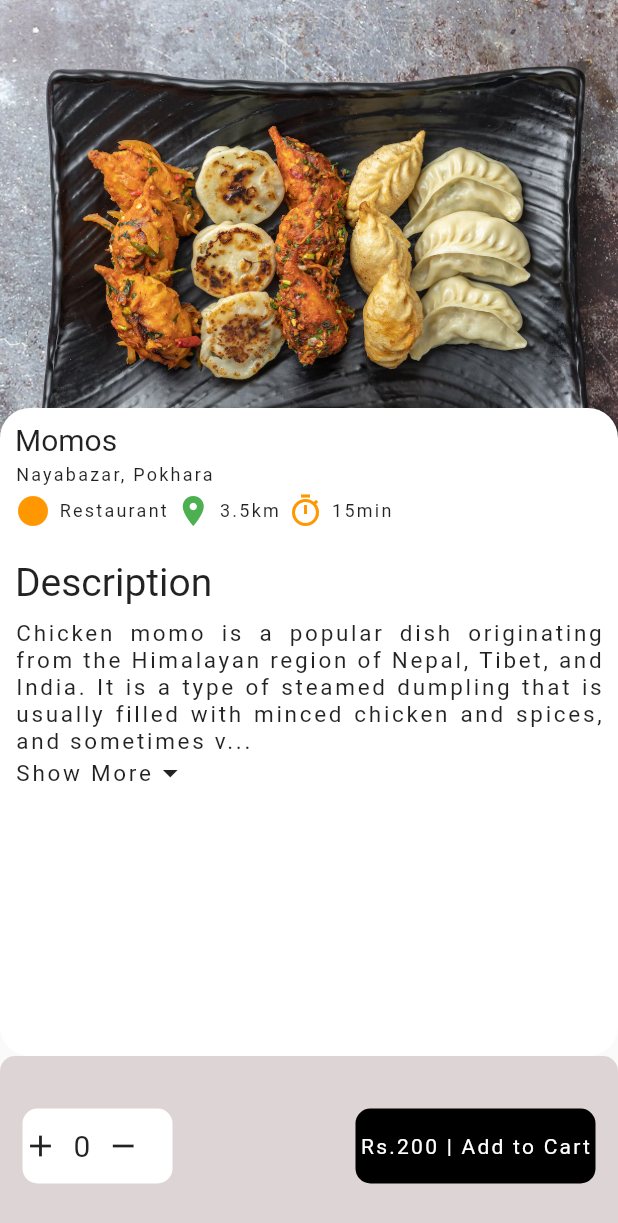
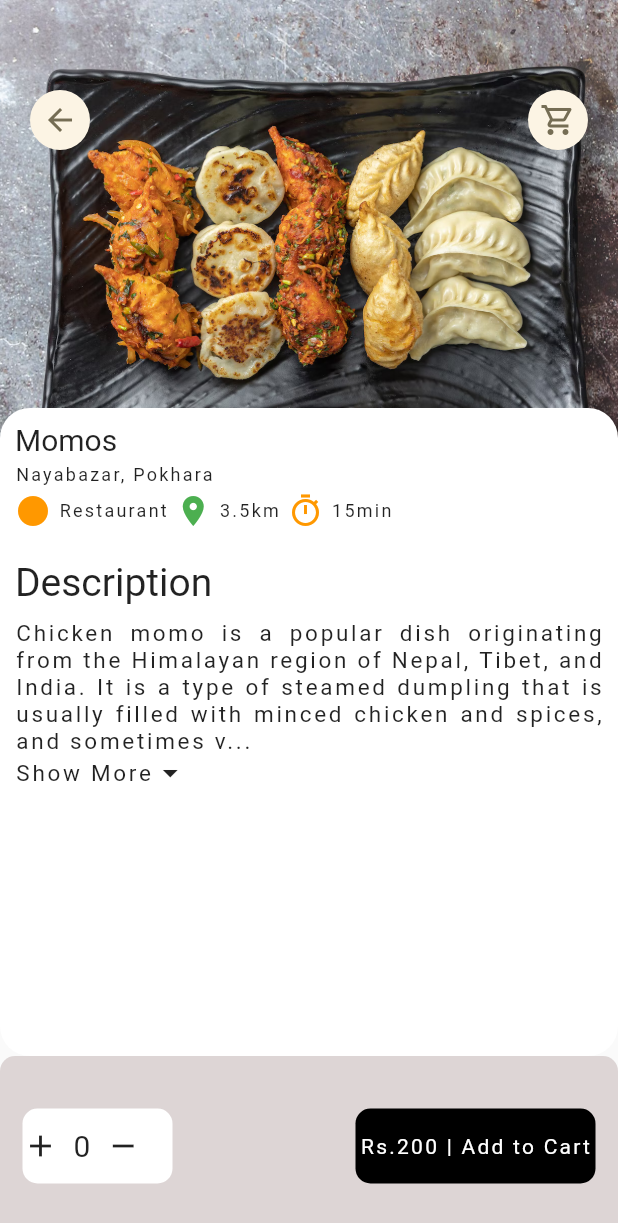
Before and after one commit to ankitsubedi89/food-delivery-app, a Flutter app: the screen it shows after launch, on a phone screen of 412 x 824 dp. Shown: the top 1223 px of the screen. Run offline on Flutter 3.47's test engine with Material 2 defaults, Android fonts, the phone set to English and light mode, and no system bars; our stand-ins replace dots_indicator, flutter_screenutil, get; missing offline and left inert: dart:ffi; Roboto replaces fonts that are missing (Raleway).

Commit message:
icon added in food details

```diff
--- a/lib/pages/food/food_details.dart
+++ b/lib/pages/food/food_details.dart
@@ -2,6 +2,7 @@ import 'package:flutter/material.dart';
 import 'package:flutter_catalog/widgets/add_to_cart.dart';
 import 'package:flutter_catalog/widgets/description_text.dart';
 
+import '../../widgets/app_icon.dart';
 import '../../widgets/big_text.dart';
 import '../../widgets/icon_text.dart';
 import '../../widgets/small_text.dart';
@@ -91,8 +92,22 @@ class FoodDetails extends StatelessWidget {
                   ),
                 ),
               ),
-            ))
+            )),
+
+            Positioned(
+              top: 60,
+              left: 20,
+              right: 20,
+              child: Row(
+                mainAxisAlignment: MainAxisAlignment.spaceBetween,
+                children: [
+                  AppIcon(icon: Icons.arrow_back),
+                  AppIcon(icon: Icons.shopping_cart_outlined)
+                ],
+              ))
       ]),
+
+
       bottomNavigationBar: Container(
         height: 120,
         // width: 150,
```
